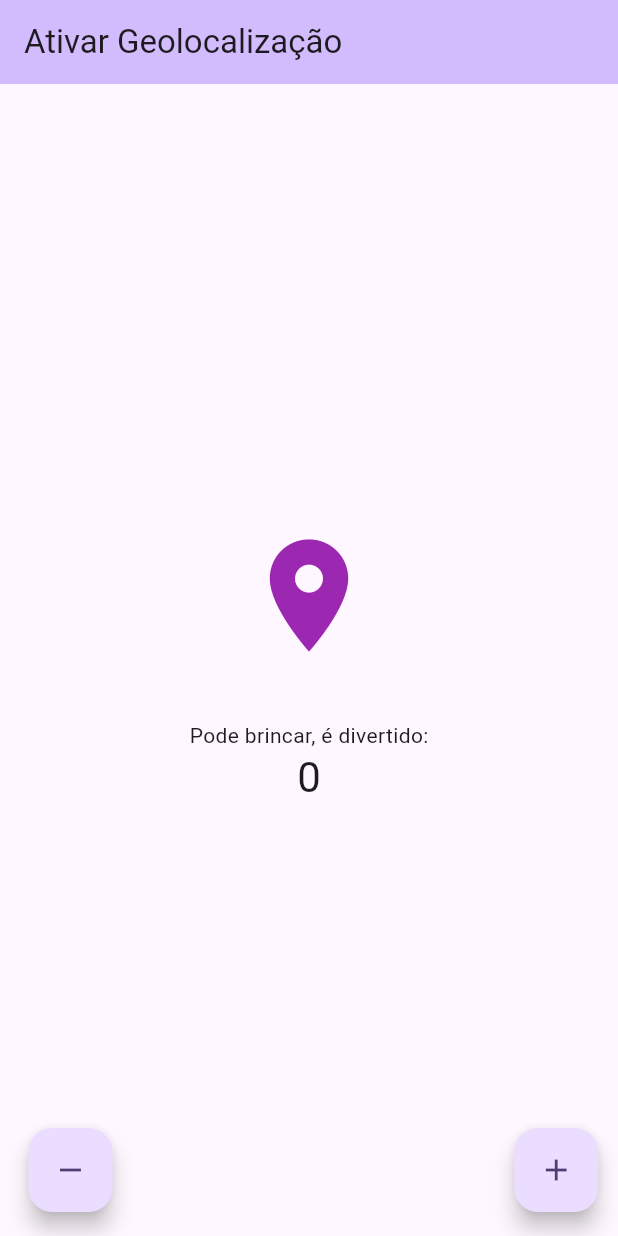
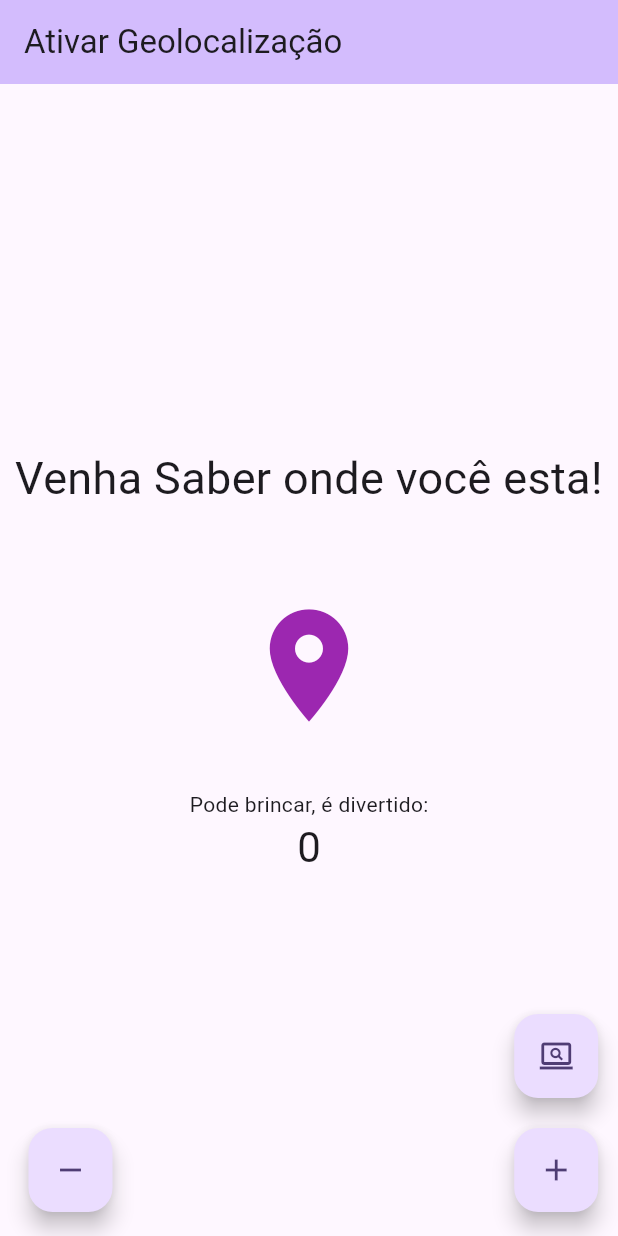
Before and after one commit to JuliaaNasc/Geolocaliza-o, a Flutter app: the screen it shows after launch, on a phone screen of 412 x 824 dp. Run offline on Flutter 3.47's test engine with Material 3 defaults, Android fonts, the phone set to English and light mode, and no system bars; our stand-ins replace geolocator.

```diff
--- a/lib/homepage.dart
+++ b/lib/homepage.dart
@@ -68,6 +68,14 @@ class _MyHomePageState extends State<MyHomePage> {
         child: Column(
           mainAxisAlignment: MainAxisAlignment.center,
           children: <Widget>[
+            const Text(
+              'Venha Saber onde você esta!',
+              textAlign: TextAlign.center,
+              style: TextStyle(
+                fontSize: 30,
+              ),
+            ),
+            SizedBox(height: 50),
             IconButton(
               onPressed: () {
                 buscarGeolocalizacao();
@@ -95,6 +103,8 @@ class _MyHomePageState extends State<MyHomePage> {
         ),
       ),
       floatingActionButton: Row(
+        mainAxisAlignment: MainAxisAlignment.end,
+        crossAxisAlignment: CrossAxisAlignment.end,
         children: [
           SizedBox(width: 35),
           FloatingActionButton(
@@ -106,11 +116,23 @@ class _MyHomePageState extends State<MyHomePage> {
             heroTag: '1',
           ),
           SizedBox(width: MediaQuery.of(context).size.width * 0.65),
-          FloatingActionButton(
-            onPressed: _incrementCounter,
-            tooltip: 'Increment',
-            child: const Icon(Icons.add),
-            heroTag: '2',
+          Column(
+            mainAxisAlignment: MainAxisAlignment.end,
+            children: [
+              FloatingActionButton(
+                onPressed: _incrementCounter,
+                tooltip: 'Pesquisar no Google',
+                child: const Icon(Icons.screen_search_desktop_outlined),
+                heroTag: '1',
+              ),
+              SizedBox(height: 20),
+              FloatingActionButton(
+                onPressed: _incrementCounter,
+                tooltip: 'Increment',
+                child: const Icon(Icons.add),
+                heroTag: '2',
+              ),
+            ],
           ),
         ],
       ),
--- a/lib/main.dart
+++ b/lib/main.dart
@@ -14,6 +14,7 @@ class MyApp extends StatelessWidget {
   Widget build(BuildContext context) {
     return MaterialApp(
       title: 'Geolocalização Ativar',
+      debugShowCheckedModeBanner: false,
       theme: ThemeData(
         colorScheme: ColorScheme.fromSeed(seedColor: Colors.deepPurple),
         useMaterial3: true,
```
